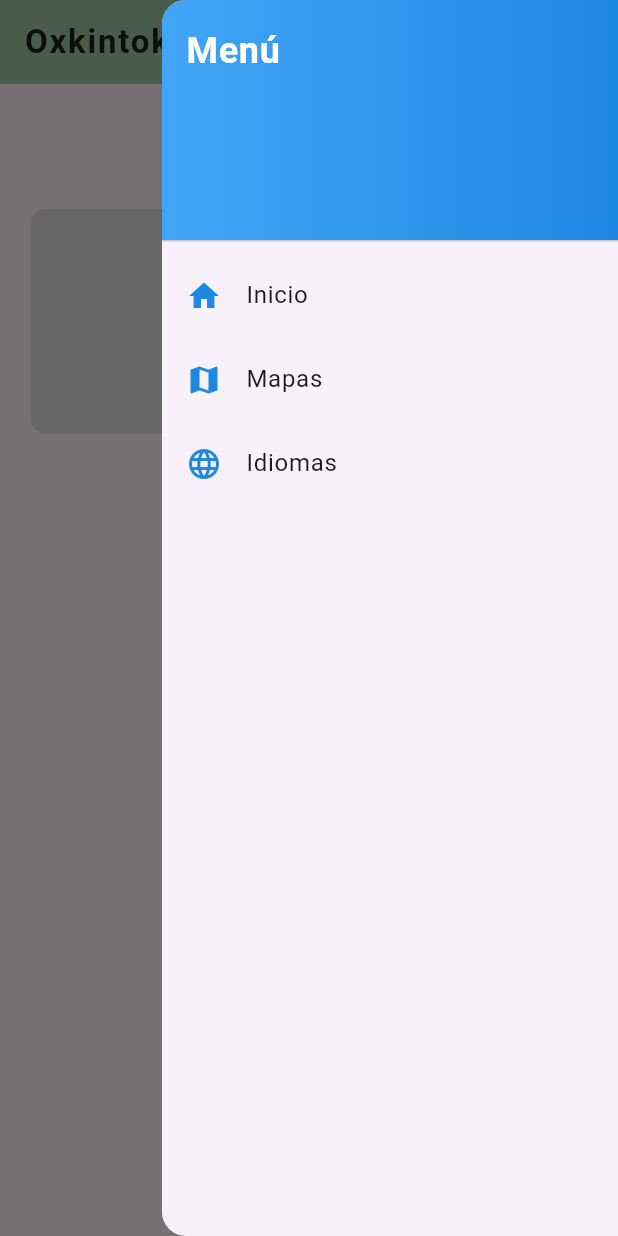
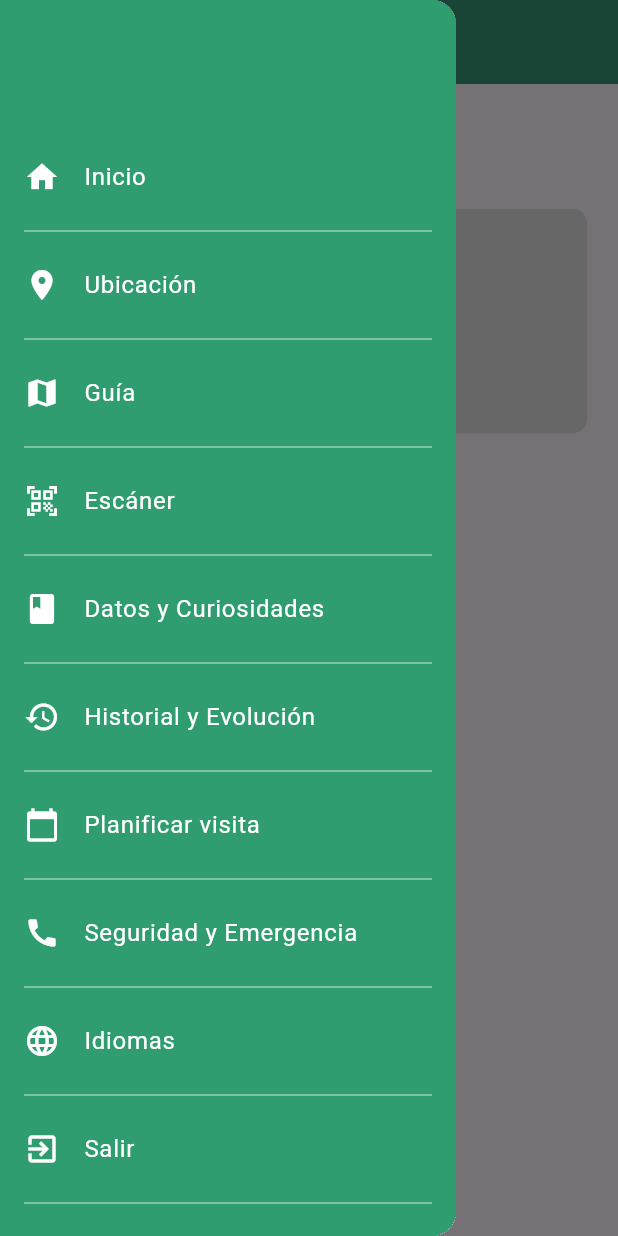
Before and after one commit to Samuel-Pech/AppOxkintok, a Flutter app: the screen it shows after launch, with the side drawer open, on a phone screen of 412 x 824 dp. Run offline on Flutter 3.47's test engine with Material 3 defaults, Android fonts, the phone set to English and light mode, and no system bars; drawn by our look-alikes of carousel_slider.

Commit message:
actualizacion 1

```diff
--- a/app_oxkintok/lib/pages/home.dart
+++ b/app_oxkintok/lib/pages/home.dart
@@ -10,51 +10,70 @@ class HomeScreen extends StatelessWidget {
           'Oxkintok',
           style: TextStyle(fontWeight: FontWeight.bold, letterSpacing: 1.2),
         ),
-        backgroundColor: Colors.green.shade200,
+        backgroundColor: Color(0xFF2F9D70),
         elevation: 5,
       ),
-      endDrawer: Drawer(
+      drawer: Drawer(
+        child: Container(
+          color: Color(0xFF2F9D70),
           child: ListView(
             padding: EdgeInsets.zero,
             children: [
-            DrawerHeader(
-              decoration: BoxDecoration(
-                color: Colors.blue,
-                gradient: LinearGradient(
-                  colors: [Colors.blue.shade400, Colors.blue.shade600],
+              SizedBox(
+                height: 90,
               ),
+              _buildMenuItem(
+                icon: Icons.home,
+                title: 'Inicio',
+                onTap: () {},
               ),
-              child: Text(
-                'Menú',
-                style: TextStyle(
-                  color: Colors.white,
-                  fontSize: 24,
-                  fontWeight: FontWeight.bold,
+              _buildMenuItem(
+                icon: Icons.location_on,
+                title: 'Ubicación',
+                onTap: () {},
               ),
+              _buildMenuItem(
+                icon: Icons.map,
+                title: 'Guía',
+                onTap: () {},
               ),
+              _buildMenuItem(
+                icon: Icons.qr_code_scanner,
+                title: 'Escáner',
+                onTap: () {},
               ),
-            ListTile(
-              leading: Icon(Icons.home, color: Colors.blue.shade600),
-              title: Text('Inicio'),
-              onTap: () {
-                // Acción al tocar "Inicio"
-              },
+              _buildMenuItem(
+                icon: Icons.book,
+                title: 'Datos y Curiosidades',
+                onTap: () {},
               ),
-            ListTile(
-              leading: Icon(Icons.map, color: Colors.blue.shade600),
-              title: Text('Mapas'),
-              onTap: () {
-                // Acción al tocar "Mapas"
-              },
+              _buildMenuItem(
+                icon: Icons.history,
+                title: 'Historial y Evolución',
+                onTap: () {},
               ),
-            ListTile(
-              leading: Icon(Icons.language, color: Colors.blue.shade600),
-              title: Text('Idiomas'),
-              onTap: () {
-                // Acción al tocar "Idiomas"
-              },
+              _buildMenuItem(
+                icon: Icons.calendar_today,
+                title: 'Planificar visita',
+                onTap: () {},
+              ),
+              _buildMenuItem(
+                icon: Icons.call,
+                title: 'Seguridad y Emergencia',
+                onTap: () {},
+              ),
+              _buildMenuItem(
+                icon: Icons.language,
+                title: 'Idiomas',
+                onTap: () {},
+              ),
+              _buildMenuItem(
+                icon: Icons.exit_to_app,
+                title: 'Salir',
+                onTap: () {},
               ),
             ],
+          ),
         ),
       ),
       body: Column(
@@ -134,4 +153,20 @@ class HomeScreen extends StatelessWidget {
       ),
     );
   }
+
+  Widget _buildMenuItem(
+      {required IconData icon,
+      required String title,
+      required VoidCallback onTap}) {
+    return Column(
+      children: [
+        ListTile(
+          leading: Icon(icon, color: Colors.white),
+          title: Text(title, style: TextStyle(color: Colors.white)),
+          onTap: onTap,
+        ),
+        Divider(color: Colors.white, thickness: 0.5, indent: 16, endIndent: 16),
+      ],
+    );
   }
+}
```
Lines whose indentation alone changed are shown as unchanged.
